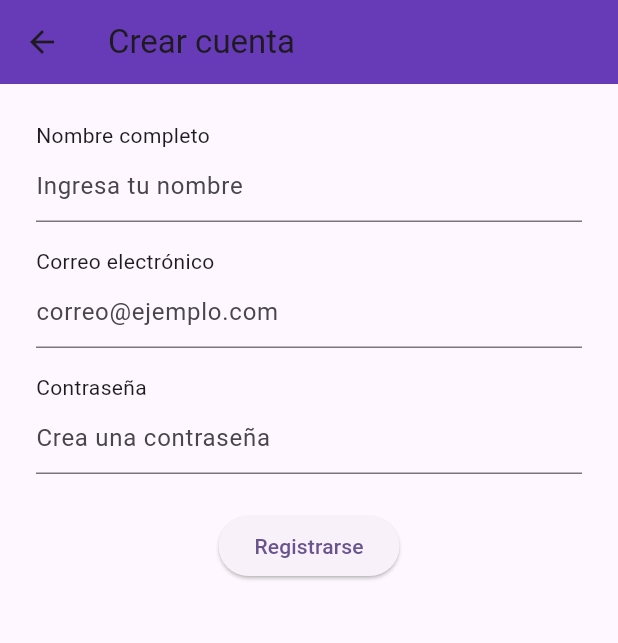
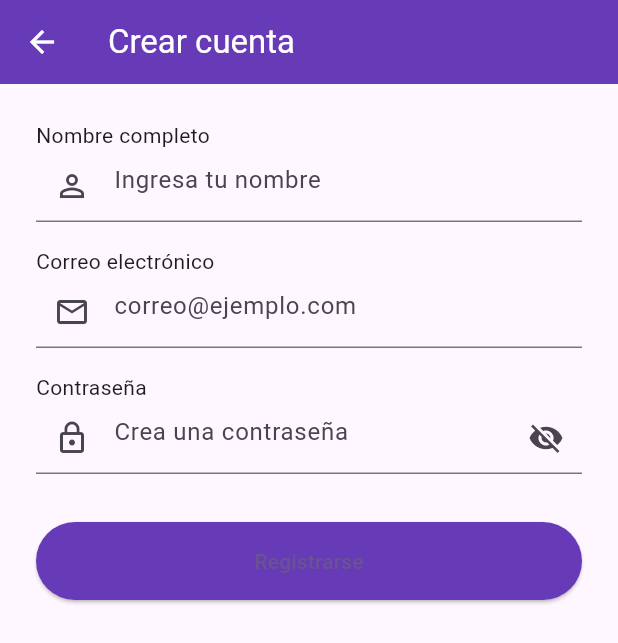
Before and after one commit to giovannihr2004/lector_global, a Flutter app: the RegisterScreen screen opened by its route, on a phone screen of 412 x 824 dp. Shown: the top 643 px of the screen. Run offline on Flutter 3.47's test engine with Material 3 defaults, Android fonts, the phone set to English and light mode, and no system bars; our stand-ins replace firebase_auth, google_sign_in; missing offline and left inert: flutter_facebook_auth; accounts and stored records are empty.

Commit message:
Versión 1.6 - Mejora visual y funcional del registro con campo de contraseña ocultable

```diff
--- a/lib/screens/auth/register_screen.dart
+++ b/lib/screens/auth/register_screen.dart
@@ -2,8 +2,8 @@
 // Pantalla de Registro para la aplicación Lector Global
 // Archivo: register_screen.dart
 // Descripción: Permite a los usuarios registrarse mediante nombre, correo y contraseña.
-// Versión: 1.5
-// Fecha: 22/04/2025 - Hora: 23:05 (202504222305)
+// Versión: 1.6
+// Fecha: 23/04/2025 - Hora: 00:43 (202504230043)
 // -----------------------------------------------------------------------------
 
 import 'package:flutter/material.dart';
@@ -22,12 +22,16 @@ class _RegisterScreenState extends State<RegisterScreen> {
   final TextEditingController _passwordController = TextEditingController();
 
   bool _isLoading = false;
+  bool _obscurePassword = true;
 
+  // ------------------------
+  // Función para registrar al usuario
+  // ------------------------
   void _registerUser() {
     if (_formKey.currentState!.validate()) {
       setState(() => _isLoading = true);
 
-      // Simulación de registro
+      // Simulación de proceso de registro
       Future.delayed(const Duration(seconds: 2), () {
         setState(() => _isLoading = false);
 
@@ -40,34 +44,38 @@ class _RegisterScreenState extends State<RegisterScreen> {
           const SnackBar(content: Text('Usuario registrado exitosamente')),
         );
 
-        Navigator.pop(context); // Vuelve a la pantalla de login
+        Navigator.pop(context); // Regresa a la pantalla de inicio de sesión
       });
     }
   }
 
+  // ------------------------
+  // Interfaz de usuario
+  // ------------------------
   @override
   Widget build(BuildContext context) {
     return Scaffold(
       appBar: AppBar(
         title: const Text('Crear cuenta'),
         backgroundColor: Colors.deepPurple,
+        foregroundColor: Colors.white,
       ),
-      body: Padding(
+      body: SingleChildScrollView(
         padding: const EdgeInsets.all(24.0),
         child: Form(
           key: _formKey,
-
-          // -----------------------------
-          // Parte 1: Campos del formulario
-          // -----------------------------
           child: Column(
             crossAxisAlignment: CrossAxisAlignment.start,
             children: [
+              // -------------------------------
+              // Campo: Nombre completo
+              // -------------------------------
               const Text('Nombre completo'),
               TextFormField(
                 controller: _nameController,
                 decoration: const InputDecoration(
                   hintText: 'Ingresa tu nombre',
+                  prefixIcon: Icon(Icons.person_outline),
                 ),
                 validator: (value) {
                   if (value == null || value.trim().isEmpty) {
@@ -78,11 +86,15 @@ class _RegisterScreenState extends State<RegisterScreen> {
               ),
               const SizedBox(height: 16),
 
+              // -------------------------------
+              // Campo: Correo electrónico
+              // -------------------------------
               const Text('Correo electrónico'),
               TextFormField(
                 controller: _emailController,
                 decoration: const InputDecoration(
                   hintText: 'correo@ejemplo.com',
+                  prefixIcon: Icon(Icons.email_outlined),
                 ),
                 keyboardType: TextInputType.emailAddress,
                 validator: (value) {
@@ -97,12 +109,28 @@ class _RegisterScreenState extends State<RegisterScreen> {
               ),
               const SizedBox(height: 16),
 
+              // -------------------------------
+              // Campo: Contraseña
+              // -------------------------------
               const Text('Contraseña'),
               TextFormField(
                 controller: _passwordController,
-                obscureText: true,
-                decoration: const InputDecoration(
+                obscureText: _obscurePassword,
+                decoration: InputDecoration(
                   hintText: 'Crea una contraseña',
+                  prefixIcon: const Icon(Icons.lock_outline),
+                  suffixIcon: IconButton(
+                    icon: Icon(
+                      _obscurePassword
+                          ? Icons.visibility_off
+                          : Icons.visibility,
+                    ),
+                    onPressed: () {
+                      setState(() {
+                        _obscurePassword = !_obscurePassword;
+                      });
+                    },
+                  ),
                 ),
                 validator: (value) {
                   if (value == null || value.length < 6) {
@@ -111,22 +139,32 @@ class _RegisterScreenState extends State<RegisterScreen> {
                   return null;
                 },
               ),
-              const SizedBox(height: 24),
+              const SizedBox(height: 32),
 
-              // -----------------------------
-              // Parte 2: Botón de registro
-              // -----------------------------
+              // -------------------------------
+              // Botón de registro
+              // -------------------------------
               Center(
+                child: SizedBox(
+                  width: double.infinity,
                   child: ElevatedButton(
                     onPressed: _isLoading ? null : _registerUser,
+                    style: ElevatedButton.styleFrom(
+                      backgroundColor: Colors.deepPurple,
+                      padding: const EdgeInsets.symmetric(vertical: 16),
+                    ),
                     child:
                         _isLoading
                             ? const SizedBox(
                               height: 16,
                               width: 16,
-                            child: CircularProgressIndicator(strokeWidth: 2),
+                              child: CircularProgressIndicator(
+                                strokeWidth: 2,
+                                color: Colors.white,
+                              ),
                             )
                             : const Text('Registrarse'),
+                  ),
                 ),
               ),
             ],
```
Lines whose indentation alone changed are shown as unchanged.
